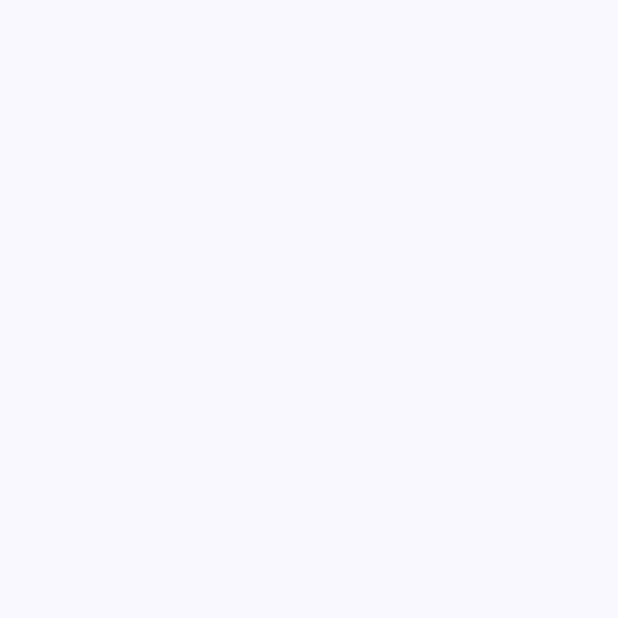
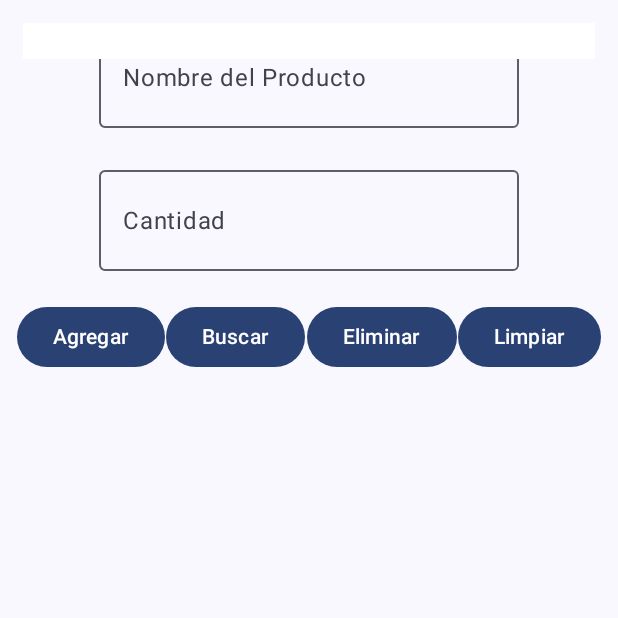
Before and after one commit to aljofloro/RoomDatabase_Example, an Android app built with Jetpack Compose: the screen it shows after launch (MainActivity), on a phone screen of 412 x 824 dp, the top half of it. Before the commit the part shown is empty. Run offline under Robolectric (Android 15) with nearby library versions, the phone set to English and light mode, and no system bars; our stand-ins replace Room's generated code, livedata-compose.

Commit message:
third upgrade

```diff
--- a/app/src/main/java/com/example/roomdatabase/MainActivity.kt
+++ b/app/src/main/java/com/example/roomdatabase/MainActivity.kt
@@ -1,28 +1,42 @@
 package com.example.roomdatabase
 
+import android.app.Application
 import android.os.Bundle
 import androidx.activity.ComponentActivity
 import androidx.activity.compose.setContent
 import androidx.compose.foundation.background
+import androidx.compose.foundation.layout.Arrangement
+import androidx.compose.foundation.layout.Column
 import androidx.compose.foundation.layout.Row
 import androidx.compose.foundation.layout.fillMaxSize
 import androidx.compose.foundation.layout.fillMaxWidth
 import androidx.compose.foundation.layout.padding
+import androidx.compose.foundation.lazy.LazyColumn
+import androidx.compose.foundation.lazy.items
 import androidx.compose.foundation.text.KeyboardOptions
+import androidx.compose.material3.Button
 import androidx.compose.material3.ExperimentalMaterial3Api
 import androidx.compose.material3.MaterialTheme
 import androidx.compose.material3.OutlinedTextField
 import androidx.compose.material3.Surface
 import androidx.compose.material3.Text
 import androidx.compose.runtime.Composable
+import androidx.compose.runtime.getValue
+import androidx.compose.runtime.livedata.observeAsState
+import androidx.compose.runtime.mutableStateOf
+import androidx.compose.runtime.remember
+import androidx.compose.runtime.setValue
+import androidx.compose.ui.Alignment
 import androidx.compose.ui.Modifier
 import androidx.compose.ui.graphics.Color
+import androidx.compose.ui.platform.LocalContext
 import androidx.compose.ui.text.TextStyle
 import androidx.compose.ui.text.font.FontWeight
 import androidx.compose.ui.text.input.KeyboardType
-import androidx.compose.ui.tooling.preview.Preview
 import androidx.compose.ui.unit.dp
 import androidx.compose.ui.unit.sp
+import androidx.lifecycle.viewmodel.compose.LocalViewModelStoreOwner
+import androidx.lifecycle.viewmodel.compose.viewModel
 import com.example.roomdatabase.ui.theme.RoomDatabaseTheme
 
 class MainActivity : ComponentActivity() {
@@ -32,7 +46,13 @@ class MainActivity : ComponentActivity() {
       RoomDatabaseTheme {
         // A surface container using the 'background' color from the theme
         Surface(modifier = Modifier.fillMaxSize(), color = MaterialTheme.colorScheme.background) {
-          ScreenSetup()
+          val owner = LocalViewModelStoreOwner.current
+          owner?.let {
+            val viewModel : MainViewModel = viewModel(it
+              ,"MainViewModel"
+              , MainViewModelFactory(LocalContext.current.applicationContext as Application))
+            ScreenSetup(viewModel = viewModel)
+          }
         }
       }
     }
@@ -40,12 +60,85 @@ class MainActivity : ComponentActivity() {
 }
 
 @Composable
-fun ScreenSetup(){
+fun ScreenSetup(viewModel: MainViewModel){
+  val allProducts by viewModel.allProducts.observeAsState(listOf())
+  val searchResults by viewModel.allProducts.observeAsState(listOf())
+
+  MainScreen(allProducts, searchResults, viewModel)
 
 }
 
 @Composable
-fun MainScreen(){
+fun MainScreen(allProducts:List<Product>
+,searchResults: List<Product>
+,viewModel: MainViewModel){
+  var productName by remember{ mutableStateOf("") }
+  var productQuantity by remember{ mutableStateOf("") }
+  var searching by remember{ mutableStateOf(false)}
+  var onProductTextChange = {text:String ->productName = text}
+  var onProductQuantityChange = {text:String->productQuantity = text}
+
+  Column(horizontalAlignment = Alignment.CenterHorizontally
+  , modifier = Modifier.fillMaxWidth()) {
+
+    CustomTextField(title = "Nombre del Producto"
+      , textState = productName
+      , onTextChange = onProductTextChange
+      , keyboardType = KeyboardType.Text)
+
+    CustomTextField(title = "Cantidad"
+      , textState = productQuantity
+      , onTextChange = onProductQuantityChange
+      , keyboardType = KeyboardType.Number)
+
+    Row(
+      horizontalArrangement = Arrangement.SpaceEvenly
+    , modifier = Modifier
+        .fillMaxWidth()
+        .padding(10.dp)
+    ) {
+      Button(onClick = {
+        if (productQuantity.isNotEmpty()){
+          viewModel.insertProduct(Product(productName, productQuantity.toInt()))
+          searching = false
+        }
+      }) {
+        Text("Agregar")
+      }
+      Button(onClick = {
+        searching = true
+        viewModel.findProduct(productName)
+      }) {
+        Text("Buscar")
+      }
+      Button(onClick = {
+        searching = false
+        viewModel.deleteProduct(productName)
+      }) {
+        Text("Eliminar")
+      }
+      Button(onClick = {
+        searching = false
+        productName = ""
+        productQuantity = ""
+      }) {
+        Text(text = "Limpiar")
+      }
+    }
+  }
+
+  LazyColumn(Modifier.fillMaxWidth().padding(10.dp)){
+    val list = if(searching)searchResults else allProducts
+    item{
+      TitleRow(head1 = "ID", head2 = "Producto", head3 =
+      "Cantidad")
+    }
+
+    items(list){
+      ProductRow(id = it.id, name = it.productName,
+        quantity = it.quantity)
+    }
+  }
 
 }
 
@@ -55,12 +148,13 @@ fun CustomTextField(title:String
 ,textState:String
 ,onTextChange: (String) -> Unit
 ,keyboardType: KeyboardType){
-  OutlinedTextField(value = textState, onValueChange = {onTextChange(it)}
-  , keyboardOptions = KeyboardOptions(keyboardType = keyboardType)
-  , singleLine = true
-  , label = { Text(text = title)}
-  , modifier = Modifier.padding(10.dp)
-  , textStyle = TextStyle(fontWeight = FontWeight.Bold, fontSize = 30.sp))
+  OutlinedTextField(value = textState
+    , onValueChange = {onTextChange(it)}
+    , keyboardOptions = KeyboardOptions(keyboardType = keyboardType)
+    , singleLine = true
+    , label = { Text(text = title)}
+    , modifier = Modifier.padding(10.dp)
+    , textStyle = TextStyle(fontWeight = FontWeight.Bold, fontSize = 30.sp))
 }
 
 @Composable
--- /dev/null
+++ b/app/src/main/java/com/example/roomdatabase/MainViewModelFactory.kt
@@ -0,0 +1,12 @@
+package com.example.roomdatabase
+
+import android.app.Application
+import androidx.lifecycle.ViewModel
+import androidx.lifecycle.ViewModelProvider
+
+class MainViewModelFactory(val application: Application)
+  :ViewModelProvider.Factory{
+  override fun <T : ViewModel> create(modelClass: Class<T>): T {
+    return MainViewModel(application) as T
+  }
+}
--- a/build.gradle
+++ b/build.gradle
@@ -2,5 +2,5 @@
 plugins {
     id 'com.android.application' version '8.0.0' apply false
     id 'com.android.library' version '8.0.0' apply false
-    id 'org.jetbrains.kotlin.android' version '1.7.20' apply false
+    id 'org.jetbrains.kotlin.android' version '1.8.20' apply false
 }
```
Also changed, not shown: gradle.properties (line endings or trailing spaces).
